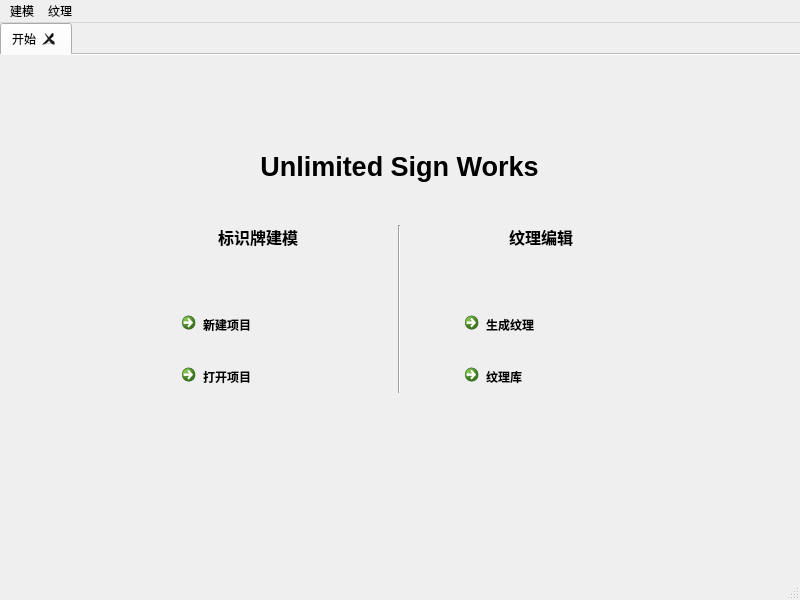
The window that app/win/MainWindow.ui (Arkueid/unlimited-sign-works) describes before a commit, drawn with Qt 5.
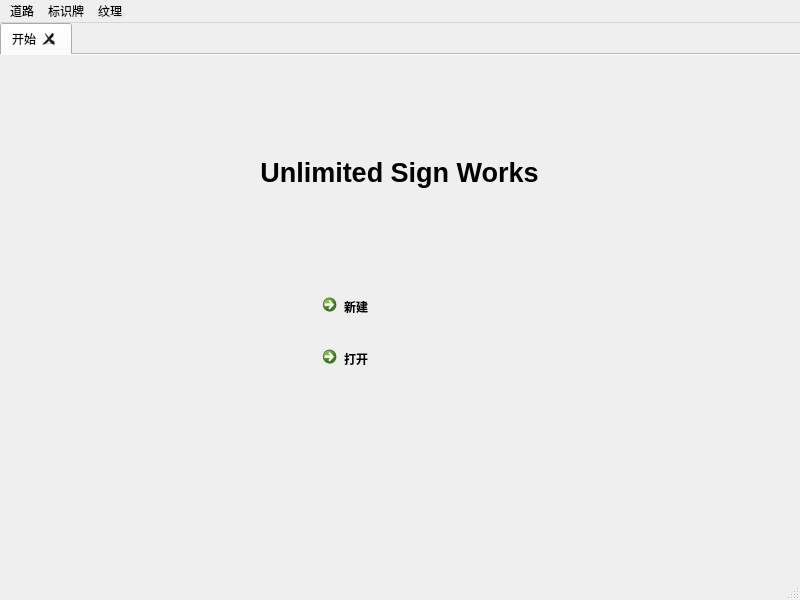
The same window after the commit. Icons and pictures are not drawn.

Commit message: 基本实现pole的纹理添加

What changed in the file:
```diff
--- a/app/win/MainWindow.ui
+++ b/app/win/MainWindow.ui
@@ -73,7 +73,7 @@
        <attribute name="title">
         <string>开始</string>
        </attribute>
-       <layout class="QHBoxLayout" name="horizontalLayout_2" stretch="3">
+       <layout class="QHBoxLayout" name="horizontalLayout_2">
         <item>
          <layout class="QVBoxLayout" name="verticalLayout" stretch="3,0,5">
           <property name="topMargin">
@@ -96,171 +96,51 @@
            </widget>
           </item>
           <item>
-           <layout class="QHBoxLayout" name="horizontalLayout_5">
-            <property name="topMargin">
-             <number>0</number>
-            </property>
-            <property name="rightMargin">
-             <number>0</number>
-            </property>
+           <layout class="QVBoxLayout" name="verticalLayout_4">
             <item>
-             <layout class="QVBoxLayout" name="verticalLayout_2">
-              <property name="leftMargin">
-               <number>0</number>
-              </property>
+             <layout class="QHBoxLayout" name="horizontalLayout_8">
               <property name="topMargin">
-               <number>0</number>
-              </property>
-              <property name="rightMargin">
                <number>50</number>
               </property>
               <item>
-               <widget class="QLabel" name="label_2">
-                <property name="font">
-                 <font>
-                  <pointsize>12</pointsize>
-                  <bold>true</bold>
-                 </font>
+               <widget class="QCommandLinkButton" name="clbNewRoad">
+                <property name="sizePolicy">
+                 <sizepolicy hsizetype="Fixed" vsizetype="Fixed">
+                  <horstretch>0</horstretch>
+                  <verstretch>0</verstretch>
+                 </sizepolicy>
                 </property>
                 <property name="text">
-                 <string>标识牌建模</string>
+                 <string>新建</string>
                 </property>
-                <property name="alignment">
-                 <set>Qt::AlignmentFlag::AlignCenter</set>
+                <property name="icon">
+                 <iconset theme="QIcon::ThemeIcon::DocumentNew"/>
                 </property>
                </widget>
               </item>
-              <item>
-               <layout class="QHBoxLayout" name="horizontalLayout_4">
-                <property name="topMargin">
-                 <number>50</number>
-                </property>
-                <item>
-                 <widget class="QCommandLinkButton" name="clbNewProject">
-                  <property name="sizePolicy">
-                   <sizepolicy hsizetype="Fixed" vsizetype="Fixed">
-                    <horstretch>0</horstretch>
-                    <verstretch>0</verstretch>
-                   </sizepolicy>
-                  </property>
-                  <property name="text">
-                   <string>新建项目</string>
-                  </property>
-                  <property name="icon">
-                   <iconset theme="QIcon::ThemeIcon::DocumentNew"/>
-                  </property>
-                 </widget>
-                </item>
-               </layout>
-              </item>
-              <item>
-               <layout class="QHBoxLayout" name="horizontalLayout_3">
-                <property name="topMargin">
-                 <number>10</number>
-                </property>
-                <item>
-                 <widget class="QCommandLinkButton" name="clbOpenProject">
-                  <property name="sizePolicy">
-                   <sizepolicy hsizetype="Fixed" vsizetype="Fixed">
-                    <horstretch>0</horstretch>
-                    <verstretch>0</verstretch>
-                   </sizepolicy>
-                  </property>
-                  <property name="text">
-                   <string>打开项目</string>
-                  </property>
-                  <property name="icon">
-                   <iconset theme="QIcon::ThemeIcon::DocumentOpen"/>
-                  </property>
-                 </widget>
-                </item>
-               </layout>
-              </item>
              </layout>
             </item>
             <item>
-             <widget class="Line" name="line">
-              <property name="orientation">
-               <enum>Qt::Orientation::Vertical</enum>
-              </property>
-             </widget>
-            </item>
-            <item>
-             <layout class="QVBoxLayout" name="verticalLayout_3">
-              <property name="leftMargin">
-               <number>50</number>
+             <layout class="QHBoxLayout" name="horizontalLayout_10">
+              <property name="topMargin">
+               <number>10</number>
               </property>
               <item>
-               <widget class="QLabel" name="label_3">
+               <widget class="QCommandLinkButton" name="clbOpenRoad">
                 <property name="sizePolicy">
-                 <sizepolicy hsizetype="Preferred" vsizetype="Preferred">
+                 <sizepolicy hsizetype="Fixed" vsizetype="Fixed">
                   <horstretch>0</horstretch>
                   <verstretch>0</verstretch>
                  </sizepolicy>
                 </property>
-                <property name="font">
-                 <font>
-                  <pointsize>12</pointsize>
-                  <bold>true</bold>
-                 </font>
-                </property>
                 <property name="text">
-                 <string>纹理编辑</string>
+                 <string>打开</string>
                 </property>
-                <property name="alignment">
-                 <set>Qt::AlignmentFlag::AlignCenter</set>
+                <property name="icon">
+                 <iconset theme="QIcon::ThemeIcon::DocumentOpen"/>
                 </property>
                </widget>
               </item>
-              <item>
-               <layout class="QHBoxLayout" name="horizontalLayout_7">
-                <property name="leftMargin">
-                 <number>0</number>
-                </property>
-                <property name="topMargin">
-                 <number>50</number>
-                </property>
-                <item>
-                 <widget class="QCommandLinkButton" name="clbTexGen">
-                  <property name="sizePolicy">
-                   <sizepolicy hsizetype="Fixed" vsizetype="Fixed">
-                    <horstretch>0</horstretch>
-                    <verstretch>0</verstretch>
-                   </sizepolicy>
-                  </property>
-                  <property name="text">
-                   <string>生成纹理</string>
-                  </property>
-                  <property name="icon">
-                   <iconset theme="QIcon::ThemeIcon::DocumentSaveAs"/>
-                  </property>
-                 </widget>
-                </item>
-               </layout>
-              </item>
-              <item>
-               <layout class="QHBoxLayout" name="horizontalLayout_6">
-                <property name="topMargin">
-                 <number>10</number>
-                </property>
-                <item>
-                 <widget class="QCommandLinkButton" name="clbTexBase">
-                  <property name="sizePolicy">
-                   <sizepolicy hsizetype="Fixed" vsizetype="Fixed">
-                    <horstretch>0</horstretch>
-                    <verstretch>0</verstretch>
-                   </sizepolicy>
-                  </property>
-                  <property name="text">
-                   <string>纹理库</string>
-                  </property>
-                  <property name="icon">
-                   <iconset theme="QIcon::ThemeIcon::EditSelectAll"/>
-                  </property>
-                 </widget>
-                </item>
-               </layout>
-              </item>
              </layout>
             </item>
            </layout>
@@ -297,7 +177,7 @@
    </property>
    <widget class="QMenu" name="menu">
     <property name="title">
-     <string>建模</string>
+     <string>标识牌</string>
     </property>
     <addaction name="actionNew"/>
     <addaction name="separator"/>
@@ -310,6 +190,14 @@
     <addaction name="actionTexGen"/>
     <addaction name="actionTexBase"/>
    </widget>
+   <widget class="QMenu" name="menu_3">
+    <property name="title">
+     <string>道路</string>
+    </property>
+    <addaction name="actionNewRoad"/>
+    <addaction name="actionOpenRoad"/>
+   </widget>
+   <addaction name="menu_3"/>
    <addaction name="menu"/>
    <addaction name="menu_2"/>
   </widget>
```
Left out of the diff: 18 changed lines with no effect on the pictures. The commit also changes 52 other files.
